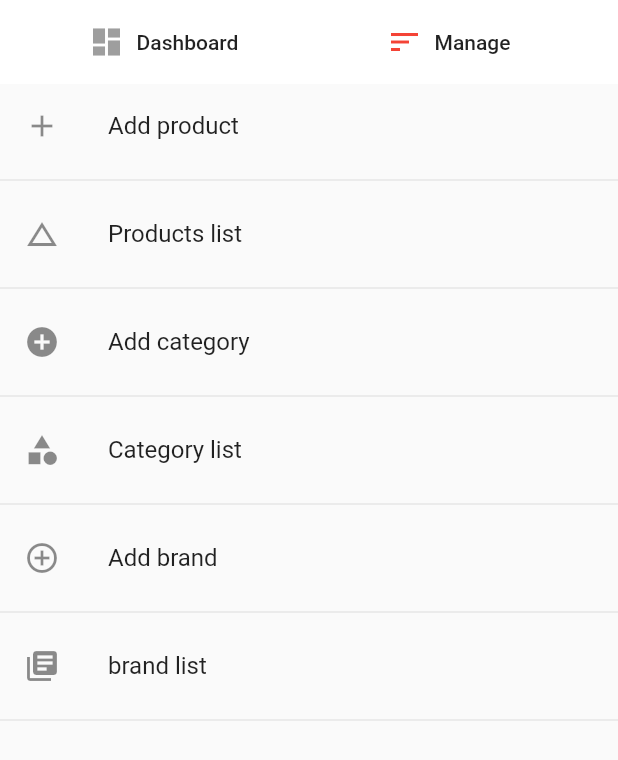
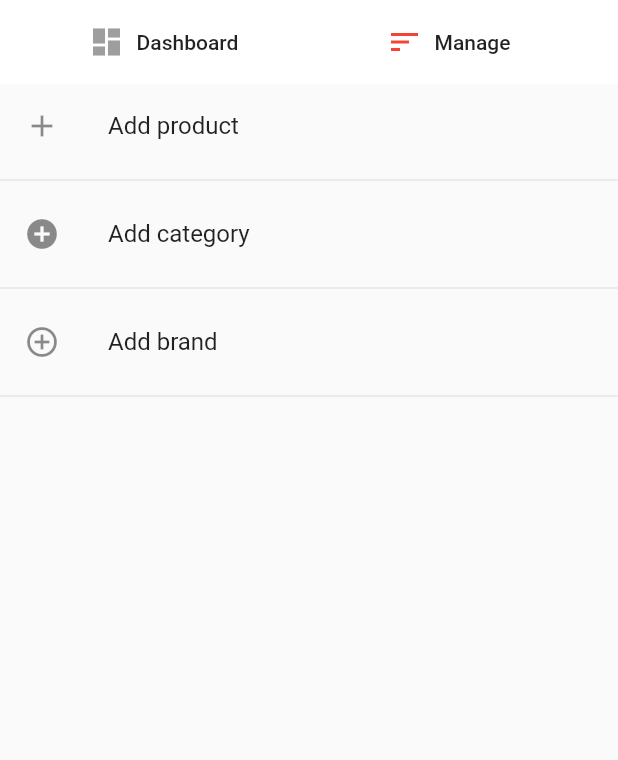
Before and after one commit to ah93sam/fashionstyle_admin, a Flutter app: the screen it shows after launch, after a tap on "Manage", on a phone screen of 412 x 824 dp. Shown: the top 760 px of the screen. Run offline on Flutter 3.47's test engine with Material 2 defaults, Android fonts, the phone set to English and light mode, and no system bars; our stand-ins replace charts_flutter, cloud_firestore, firebase_storage, fluttertoast, image_picker; accounts and stored records are empty.

Commit message:
first commit

```diff
--- a/lib/screens/admin.dart
+++ b/lib/screens/admin.dart
@@ -197,12 +197,15 @@ class _AdminState extends State<Admin> {
                     context, MaterialPageRoute(builder: (_) => AddProduct()));
               },
             ),
-            Divider(),
-            ListTile(
-              leading: Icon(Icons.change_history),
-              title: Text("Products list"),
-              onTap: () {},
-            ),
+            //Divider(),
+            //ListTile(
+              //leading: Icon(Icons.change_history),
+              //title: Text("Products list"),
+              //onTap: () {
+               // _categoryService;
+               // Navigator.push(context, _categoryAlert());
+             // },
+           // ),
             Divider(),
             ListTile(
               leading: Icon(Icons.add_circle),
@@ -213,14 +216,14 @@ class _AdminState extends State<Admin> {
 
               },
             ),
-            Divider(),
-            ListTile(
-              leading: Icon(Icons.category),
-              title: Text("Category list"),
-              onTap: () {
+            //Divider(),
+            //ListTile(
+              //leading: Icon(Icons.category),
+              //title: Text("Category list"),
+              //onTap: () {
                 //_categoryService.getCategories();
-              },
-            ),
+              //},
+            //),
             Divider(),
             ListTile(
               leading: Icon(Icons.add_circle_outline),
@@ -229,14 +232,14 @@ class _AdminState extends State<Admin> {
                 _brandAlert();
               },
             ),
-            Divider(),
-            ListTile(
-              leading: Icon(Icons.library_books),
-              title: Text("brand list"),
-              onTap: () {
-                _brandService.getBrands();
-              },
-            ),
+            //Divider(),
+            //ListTile(
+              //leading: Icon(Icons.library_books),
+              //title: Text("brand list"),
+              //onTap: () {
+                //_brandService.getBrands();
+              //},
+            //),
             Divider(),
           ],
         );
--- a/lib/screens/dashboard.dart
+++ b/lib/screens/dashboard.dart
@@ -1,4 +1,4 @@
-/*import 'package:flutter/material.dart';
+import 'package:flutter/material.dart';
 import 'package:fashionstyle_admin/providers/app_states.dart';
 import 'package:fashionstyle_admin/widgets/small_card.dart';
 import 'package:charts_flutter/flutter.dart' as charts;
@@ -331,4 +331,4 @@ class Task {
   Color colorval;
 
   Task(this.task, this.taskvalue, this.colorval);
-}*/
+}
```
Also changed, not shown: lib/providers/app_states.dart (+10 -0 lines), lib/screens/add_product.dart (+10 -5 lines).
